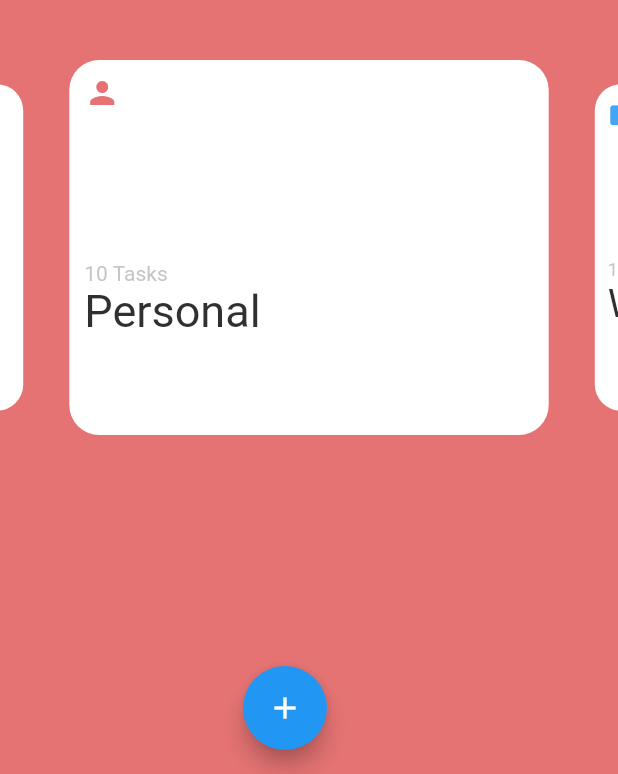
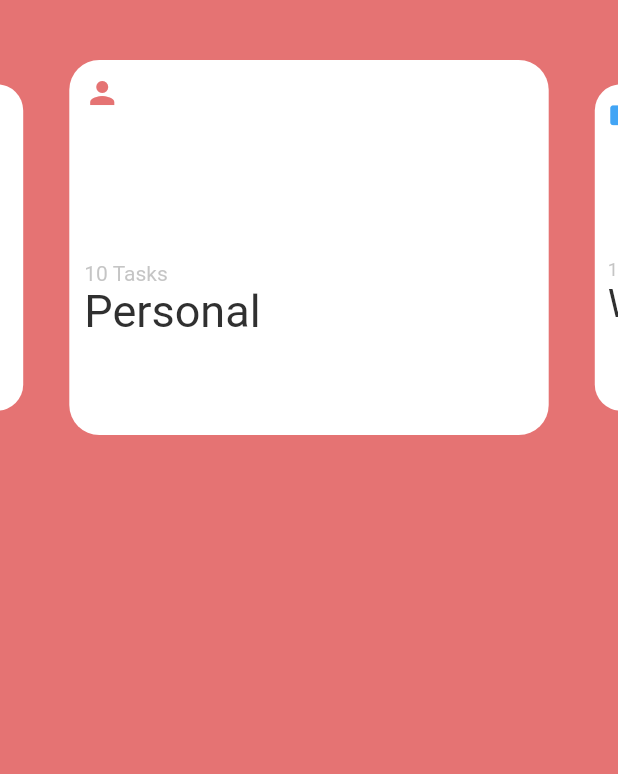
Before and after one commit to TiagoRibeiro02/To-Do_List, a Flutter app: the screen it shows after launch, on a phone screen of 412 x 824 dp, the part 462-1236 px from its top. Run offline on Flutter 3.47's test engine with Material 2 defaults, Android fonts, the phone set to English and light mode, and no system bars; drawn by our look-alikes of carousel_slider.

Commit message:
removed bottom button

```diff
--- a/lib/Pages/home.dart
+++ b/lib/Pages/home.dart
@@ -150,7 +150,7 @@ class _home_pageState extends State<home_page> {
               Align(
                   alignment: Alignment.topLeft,
                   child: Icon(
-                    Icons.person,
+                    Icons.home,
                     color: backgroundColor = Colors.green[300],
                   )
               ),
@@ -225,15 +225,16 @@ class _home_pageState extends State<home_page> {
         ),
       ),
 
-      floatingActionButton: Center(
-        child: Align(
-            alignment: AlignmentDirectional.bottomCenter,
-            child: FloatingActionButton(
-              onPressed: () {},
-              child: Icon(Icons.add),
-            )
-        ),
-      ),
+      // button to add more group of tasks
+      // floatingActionButton: Center(
+      //   child: Align(
+      //       alignment: AlignmentDirectional.bottomCenter,
+      //       child: FloatingActionButton(
+      //         onPressed: () {},
+      //         child: Icon(Icons.add),
+      //       )
+      //   ),
+      // ),
 
       backgroundColor: changebgColor(),
       body: Column(
```
